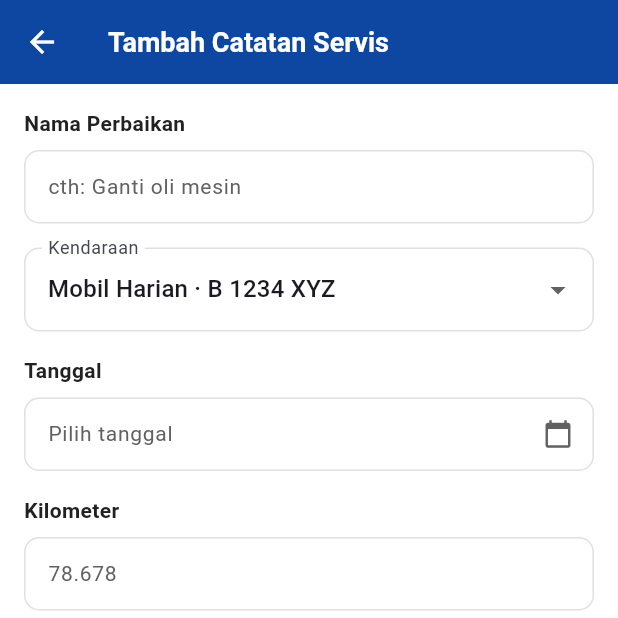
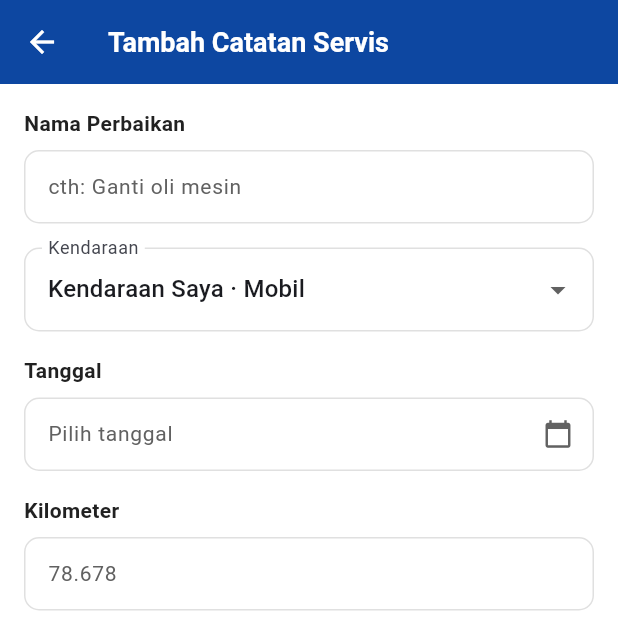
Before and after one commit to P3ltier/mygarage, a Flutter app: the screen it shows once a user with an empty profile is signed in, after a tap on "Tambah Servis", on a phone screen of 412 x 824 dp, the top half of it. Run offline on Flutter 3.47's test engine with Material 3 defaults, Android fonts, the phone set to English and light mode, and no system bars; our stand-ins replace cloud_firestore, firebase_auth, firebase_core; accounts and stored records are empty.

Commit message:
Kendaraan jadi milik pengguna: nama bebas, tipe Mobil/Motor, dan plat nomor
Koleksi kendaraan tidak lagi master global: tiap pengguna punya dokumennya sendiri (id_pengguna), jenis dibatasi Mobil/Motor, plat dipakai membedakan kendaraan bertipe sama, merek/tahun dihapus. Form bisa menambah kendaraan baru langsung dari dropdown.

```diff
--- a/lib/main.dart
+++ b/lib/main.dart
@@ -470,14 +470,14 @@ class _MyAppState extends State<MyApp> {
     if (uid == _uid) return;
     _uid = uid;
     _streamPengguna = _layanan.streamPengguna(uid: uid);
-    _streamKendaraan = _layanan.streamKendaraan();
+    _streamKendaraan = _layanan.streamKendaraan(uid: uid);
     _streamCatatan = _layanan.streamCatatanSaya(uid: uid);
     _subKendaraan?.cancel();
     // Panggilan terpisah: .snapshots() Firestore hanya boleh satu listener,
     // sedangkan SapaanBeranda juga mendengarkan stream kendaraan.
     _subKendaraan =
-        _layanan.streamKendaraan().listen((k) => _kendaraanTerkini = k);
-    _layanan.isiKendaraanAwalJikaKosong();
+        _layanan.streamKendaraan(uid: uid).listen((k) => _kendaraanTerkini = k);
+    _layanan.isiKendaraanAwalJikaKosong(uid: uid);
     _layanan.isiCatatanAwalJikaKosong(
         uid: uid, awal: widget.seed ?? seedDefault);
   }
@@ -501,6 +501,15 @@ class _MyAppState extends State<MyApp> {
           edit: edit,
           kendaraan: _kendaraanTerkini,
           simpan: (c) => _layanan.simpanCatatan(c, uid: _uid!),
+          simpanKendaraan: (nama, tipe, plat) async {
+            final k = Kendaraan(
+                idKendaraan: '$_uid-${DateTime.now().millisecondsSinceEpoch}',
+                namaKendaraan: nama,
+                jenis: tipe,
+                platNomor: plat);
+            await _layanan.simpanKendaraan(k, uid: _uid!);
+            return k;
+          },
         ),
       ),
     );
@@ -1105,8 +1114,7 @@ class SapaanBeranda extends StatelessWidget {
                 stream: kendaraan,
                 builder: (context, k) => Text(
                     [
-                      for (final x in k.data ?? const <Kendaraan>[])
-                        '${x.namaKendaraan} · ${x.merek} ${x.tahun} · ${x.platNomor}',
+                      for (final x in k.data ?? const <Kendaraan>[]) x.label,
                     ].join('\n'),
                     style: const TextStyle(fontSize: 12, color: kTeksSekunder)),
               ),
@@ -1287,7 +1295,11 @@ class _SelIsi extends StatelessWidget {
 // ============================================================
 class HalamanTambahCatatan extends StatefulWidget {
   const HalamanTambahCatatan(
-      {super.key, this.edit, this.kendaraan = const [], this.simpan});
+      {super.key,
+      this.edit,
+      this.kendaraan = const [],
+      this.simpan,
+      this.simpanKendaraan});
   final CatatanServis? edit;
 
   /// Pilihan kendaraan dari collection `kendaraan` (bukan isian bebas).
@@ -1296,18 +1308,29 @@ class HalamanTambahCatatan extends StatefulWidget {
   /// null = jalur test: form hanya mengembalikan catatan ke pemanggil.
   final Future<void> Function(CatatanServis)? simpan;
 
+  /// Membuat kendaraan baru dari isian form (nama bebas + tipe + plat).
+  final Future<Kendaraan> Function(String nama, String tipe, String plat)?
+      simpanKendaraan;
+
   @override
   State<HalamanTambahCatatan> createState() => _HalamanTambahCatatanState();
 }
+
+/// Nilai sentinel pada dropdown kendaraan: form menampilkan isian kendaraan baru.
+const String kKendaraanBaru = '__kendaraan_baru__';
 
 class _HalamanTambahCatatanState extends State<HalamanTambahCatatan> {
   final _jenis = TextEditingController();
   final _kilometer = TextEditingController();
   final _biaya = TextEditingController();
+  final _namaKendaraanBaru = TextEditingController();
+  final _platKendaraanBaru = TextEditingController();
   DateTime? _tanggal;
   String? _galatJenis;
   String? _galatBiaya;
+  String? _galatKendaraan;
   String? _idKendaraan;
+  String _tipeKendaraanBaru = Kendaraan.tipe.first;
   bool _menyimpan = false;
 
   @override
@@ -1330,6 +1353,8 @@ class _HalamanTambahCatatanState extends State<HalamanTambahCatatan> {
     _jenis.dispose();
     _kilometer.dispose();
     _biaya.dispose();
+    _namaKendaraanBaru.dispose();
+    _platKendaraanBaru.dispose();
     super.dispose();
   }
 
@@ -1355,9 +1380,30 @@ class _HalamanTambahCatatanState extends State<HalamanTambahCatatan> {
     });
     if (error != null) return; // tetap di form, persis frame kesalahan
     final biaya = int.parse(_biaya.text.trim().replaceAll('.', ''));
-    final kendaraan = widget.kendaraan
-        .where((k) => k.idKendaraan == _idKendaraan)
-        .firstOrNull; // nama disalin (denormalisasi) supaya tanpa JOIN
+    // Kendaraan: pilih yang sudah ada, atau buat baru dari isian form.
+    Kendaraan? kendaraan;
+    if (_idKendaraan == kKendaraanBaru) {
+      final nama = _namaKendaraanBaru.text.trim();
+      if (nama.isEmpty) {
+        setState(() => _galatKendaraan = 'Nama kendaraan wajib diisi');
+        return;
+      }
+      setState(() => _galatKendaraan = null);
+      final plat = _platKendaraanBaru.text.trim();
+      final buat = widget.simpanKendaraan;
+      kendaraan = buat != null
+          ? await buat(nama, _tipeKendaraanBaru, plat)
+          : Kendaraan(
+              idKendaraan: nama,
+              namaKendaraan: nama,
+              jenis: _tipeKendaraanBaru,
+              platNomor: plat);
+    } else {
+      // nama disalin (denormalisasi) supaya riwayat tak perlu JOIN
+      kendaraan = widget.kendaraan
+          .where((k) => k.idKendaraan == _idKendaraan)
+          .firstOrNull;
+    }
     final catatan = CatatanServis(
       jenis: _jenis.text.trim(),
       tanggal: _tanggal ?? DateTime.now(),
@@ -1392,6 +1438,19 @@ class _HalamanTambahCatatanState extends State<HalamanTambahCatatan> {
 
   void _batal() => Navigator.pop(context); // kembali tanpa menyimpan
 
+  // Dropdown memakai gaya yang sama dengan InputField.
+  InputDecoration _dekorasi(String label) => InputDecoration(
+        labelText: label,
+        filled: true,
+        fillColor: kLatar,
+        border: OutlineInputBorder(
+            borderRadius: BorderRadius.circular(kRadius),
+            borderSide: const BorderSide(color: kGaris)),
+        enabledBorder: OutlineInputBorder(
+            borderRadius: BorderRadius.circular(kRadius),
+            borderSide: const BorderSide(color: kGaris)),
+      );
+
   @override
   Widget build(BuildContext context) {
     return Scaffold(
@@ -1415,29 +1474,51 @@ class _HalamanTambahCatatanState extends State<HalamanTambahCatatan> {
                 pesanGalat: _galatJenis,
               ),
               const SizedBox(height: kJarakM),
-              if (widget.kendaraan.isNotEmpty) ...[
+              if (widget.kendaraan.isNotEmpty ||
+                  widget.simpanKendaraan != null) ...[
                 DropdownButtonFormField<String>(
                   key: const Key('kendaraan'),
                   initialValue: _idKendaraan,
-                  decoration: InputDecoration(
-                    labelText: 'Kendaraan',
-                    filled: true,
-                    fillColor: kLatar,
-                    border: OutlineInputBorder(
-                        borderRadius: BorderRadius.circular(kRadius),
-                        borderSide: const BorderSide(color: kGaris)),
-                    enabledBorder: OutlineInputBorder(
-                        borderRadius: BorderRadius.circular(kRadius),
-                        borderSide: const BorderSide(color: kGaris)),
-                  ),
+                  decoration: _dekorasi('Kendaraan'),
                   items: [
                     for (final k in widget.kendaraan)
-                      DropdownMenuItem(
-                          value: k.idKendaraan,
-                          child: Text('${k.namaKendaraan} · ${k.platNomor}')),
+                      DropdownMenuItem(value: k.idKendaraan, child: Text(k.label)),
+                    if (widget.simpanKendaraan != null)
+                      const DropdownMenuItem(
+                          value: kKendaraanBaru,
+                          child: Text('+ Tambah kendaraan...')),
                   ],
                   onChanged: (v) => setState(() => _idKendaraan = v),
                 ),
+                if (_idKendaraan == kKendaraanBaru) ...[
+                  const SizedBox(height: kJarakM),
+                  InputField(
+                    fieldKey: const Key('kendaraan-nama'),
+                    controller: _namaKendaraanBaru,
+                    label: 'Nama Kendaraan',
+                    hint: 'cth: Avanza keluarga',
+                    pesanGalat: _galatKendaraan,
+                  ),
+                  const SizedBox(height: kJarakM),
+                  DropdownButtonFormField<String>(
+                    key: const Key('kendaraan-tipe'),
+                    initialValue: _tipeKendaraanBaru,
+                    decoration: _dekorasi('Tipe Kendaraan'),
+                    items: [
+                      for (final t in Kendaraan.tipe)
+                        DropdownMenuItem(value: t, child: Text(t)),
+                    ],
+                    onChanged: (v) =>
+                        setState(() => _tipeKendaraanBaru = v ?? Kendaraan.tipe.first),
+                  ),
+                  const SizedBox(height: kJarakM),
+                  InputField(
+                    fieldKey: const Key('kendaraan-plat'),
+                    controller: _platKendaraanBaru,
+                    label: 'Plat Nomor',
+                    hint: 'B 1234 XYZ',
+                  ),
+                ],
                 const SizedBox(height: kJarakM),
               ],
               InputField(
--- a/lib/models.dart
+++ b/lib/models.dart
@@ -1,7 +1,7 @@
 import 'package:cloud_firestore/cloud_firestore.dart';
 
 /// Model 3 collection MyGarage — padanan users / rooms / reservations di modul.
-/// Doc ID: users = uid Auth · kendaraan = id_kendaraan · servis = auto-ID.
+/// Doc ID: users = uid Auth · kendaraan = id_kendaraan · servis = id_catatan.
 class Pengguna {
   Pengguna({
     required this.idPengguna,
@@ -35,35 +35,60 @@ class Pengguna {
       );
 }
 
+/// Kendaraan milik pengguna. `jenis` terbatas dua tipe (Motor/Mobil),
+/// `nama_kendaraan` bebas ("Beat harian", "Avanza keluarga"), dan `plat_nomor`
+/// dipakai membedakan dua kendaraan bertipe sama. Merek/tahun tidak disimpan.
 class Kendaraan {
   Kendaraan({
     required this.idKendaraan,
     required this.namaKendaraan,
-    required this.merek,
-    required this.tahun,
-    required this.platNomor,
+    this.jenis = 'Mobil',
+    this.platNomor = '',
+    this.idPengguna,
   });
+
+  static const List<String> tipe = ['Mobil', 'Motor'];
 
   final String idKendaraan;
   final String namaKendaraan;
-  final String merek;
-  final int tahun;
+  final String jenis;
   final String platNomor;
+  final String? idPengguna;
+
+  /// Satu baris untuk dropdown & sapaan Beranda.
+  String get label =>
+      [namaKendaraan, jenis, if (platNomor.isNotEmpty) platNomor].join(' · ');
 
   Map<String, dynamic> toMap() => {
         'id_kendaraan': idKendaraan,
+        if (idPengguna != null) 'id_pengguna': idPengguna,
         'nama_kendaraan': namaKendaraan,
-        'merek': merek,
-        'tahun': tahun,
-        'plat_nomor': platNomor,
+        'jenis': jenis,
+        if (platNomor.isNotEmpty) 'plat_nomor': platNomor,
       };
 
   factory Kendaraan.fromMap(Map<String, dynamic> m) => Kendaraan(
         idKendaraan: m['id_kendaraan'] as String? ?? '',
         namaKendaraan: m['nama_kendaraan'] as String? ?? '',
-        merek: m['merek'] as String? ?? '',
-        tahun: (m['tahun'] as num?)?.toInt() ?? 0,
+        jenis: m['jenis'] as String? ?? 'Mobil',
         platNomor: m['plat_nomor'] as String? ?? '',
+        idPengguna: m['id_pengguna'] as String?,
+      );
+
+  /// Kendaraan awal tiap pengguna baru; nama, tipe, dan plat bisa diubah sendiri.
+  factory Kendaraan.awal(String uid) => Kendaraan(
+        idKendaraan: '$uid-utama',
+        idPengguna: uid,
+        namaKendaraan: 'Kendaraan Saya',
+        jenis: 'Mobil',
+      );
+
+  Kendaraan denganPemilik(String uid) => Kendaraan(
+        idKendaraan: idKendaraan,
+        idPengguna: uid,
+        namaKendaraan: namaKendaraan,
+        jenis: jenis,
+        platNomor: platNomor,
       );
 }
 
@@ -128,14 +153,3 @@ class CatatanServis {
         biaya: biaya,
       );
 }
-
-/// Master data kendaraan yang di-seed sekali saat collection kosong.
-final List<Kendaraan> daftarKendaraanAwal = [
-  Kendaraan(
-    idKendaraan: 'mobil-utama',
-    namaKendaraan: 'Mobil Harian',
-    merek: 'Toyota',
-    tahun: 2019,
-    platNomor: 'B 1234 XYZ',
-  ),
-];
--- a/lib/services/layanan_firestore.dart
+++ b/lib/services/layanan_firestore.dart
@@ -16,9 +16,12 @@ abstract class LayananData {
   /// Dokumen users/{uid}; null bila belum ada (akun dibuat sebelum Firestore).
   Stream<Pengguna?> streamPengguna({required String uid});
 
-  Future<void> isiKendaraanAwalJikaKosong();
+  /// Kendaraan milik pengguna ini (koleksinya per pengguna, bukan master global).
+  Future<void> isiKendaraanAwalJikaKosong({required String uid});
 
-  Stream<List<Kendaraan>> streamKendaraan();
+  Stream<List<Kendaraan>> streamKendaraan({required String uid});
+
+  Future<void> simpanKendaraan(Kendaraan k, {required String uid});
 
   /// Isi contoh sekali per pengguna agar demo indikator merah tetap bisa
   /// diperagakan pada akun baru.
@@ -70,6 +73,8 @@ class LayananFirestore implements LayananData {
 
   CollectionReference<Map<String, dynamic>> get _servis =>
       _db.collection('servis');
+  CollectionReference<Map<String, dynamic>> get _kendaraan =>
+      _db.collection('kendaraan');
 
   @override
   Future<void> simpanPenggunaSaatLogin({
@@ -93,21 +98,29 @@ class LayananFirestore implements LayananData {
       .map((d) => d.exists ? Pengguna.fromMap(d.data()!) : null);
 
   @override
-  Future<void> isiKendaraanAwalJikaKosong() async {
-    final cek = await _db.collection('kendaraan').limit(1).get();
+  Future<void> isiKendaraanAwalJikaKosong({required String uid}) async {
+    final cek =
+        await _kendaraan.where('id_pengguna', isEqualTo: uid).limit(1).get();
     if (cek.docs.isNotEmpty) return;
-    final batch = _db.batch();
-    for (final k in daftarKendaraanAwal) {
-      batch.set(_db.collection('kendaraan').doc(k.idKendaraan), k.toMap());
-    }
-    await batch.commit();
+    final awal = Kendaraan.awal(uid);
+    await _kendaraan.doc(awal.idKendaraan).set({
+      ...awal.toMap(),
+      'dibuat_pada': FieldValue.serverTimestamp(),
+    });
   }
 
   @override
-  Stream<List<Kendaraan>> streamKendaraan() => _db
-      .collection('kendaraan')
+  Stream<List<Kendaraan>> streamKendaraan({required String uid}) => _kendaraan
+      .where('id_pengguna', isEqualTo: uid)
       .snapshots()
       .map((s) => s.docs.map((d) => Kendaraan.fromMap(d.data())).toList());
+
+  @override
+  Future<void> simpanKendaraan(Kendaraan k, {required String uid}) =>
+      _kendaraan.doc(k.idKendaraan).set({
+        ...k.denganPemilik(uid).toMap(),
+        'dibuat_pada': FieldValue.serverTimestamp(),
+      }, SetOptions(merge: true));
 
   @override
   Future<void> isiCatatanAwalJikaKosong({
@@ -155,9 +168,10 @@ class LayananFirestore implements LayananData {
 /// Pengganti Firestore saat widget test: semua data di memori.
 class LayananMemori implements LayananData {
   LayananMemori({List<Kendaraan>? kendaraan})
-      : _kendaraan = List.of(kendaraan ?? daftarKendaraanAwal);
+      : _kendaraanAwal = kendaraan;
 
-  final List<Kendaraan> _kendaraan;
+  final List<Kendaraan>? _kendaraanAwal;
+  final _kendaraan = <String, List<Kendaraan>>{}; // per uid
   final _pengguna = <String, Pengguna>{};
   final _catatan = <String, List<CatatanServis>>{}; // per uid
   final _berubah = StreamController<void>.broadcast();
@@ -169,6 +183,9 @@ class LayananMemori implements LayananData {
         final sub = _berubah.stream.listen((_) => s.add(ambil()));
         s.onCancel = sub.cancel;
       });
+
+  List<Kendaraan> _milik(String uid) => _kendaraan.putIfAbsent(
+      uid, () => List.of(_kendaraanAwal ?? [Kendaraan.awal(uid)]));
 
   @override
   Future<void> simpanPenggunaSaatLogin({
@@ -185,11 +202,26 @@ class LayananMemori implements LayananData {
       _pantau(() => _pengguna[uid]);
 
   @override
-  Future<void> isiKendaraanAwalJikaKosong() async {}
+  Future<void> isiKendaraanAwalJikaKosong({required String uid}) async {
+    _milik(uid);
+    _berubah.add(null);
+  }
 
   @override
-  Stream<List<Kendaraan>> streamKendaraan() =>
-      _pantau(() => List.of(_kendaraan));
+  Stream<List<Kendaraan>> streamKendaraan({required String uid}) =>
+      _pantau(() => List.of(_milik(uid)));
+
+  @override
+  Future<void> simpanKendaraan(Kendaraan k, {required String uid}) async {
+    final daftar = _milik(uid);
+    final i = daftar.indexWhere((x) => x.idKendaraan == k.idKendaraan);
+    if (i >= 0) {
+      daftar[i] = k.denganPemilik(uid);
+    } else {
+      daftar.add(k.denganPemilik(uid));
+    }
+    _berubah.add(null);
+  }
 
   @override
   Future<void> isiCatatanAwalJikaKosong({
```
Also changed, not shown: 3 other files.
